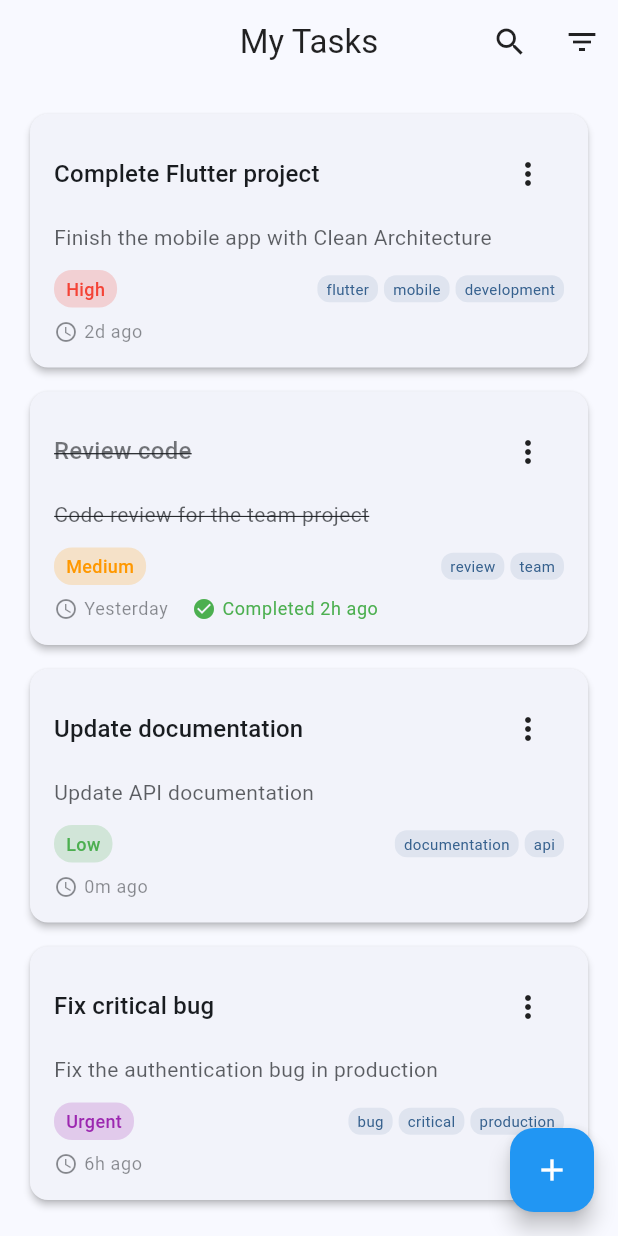
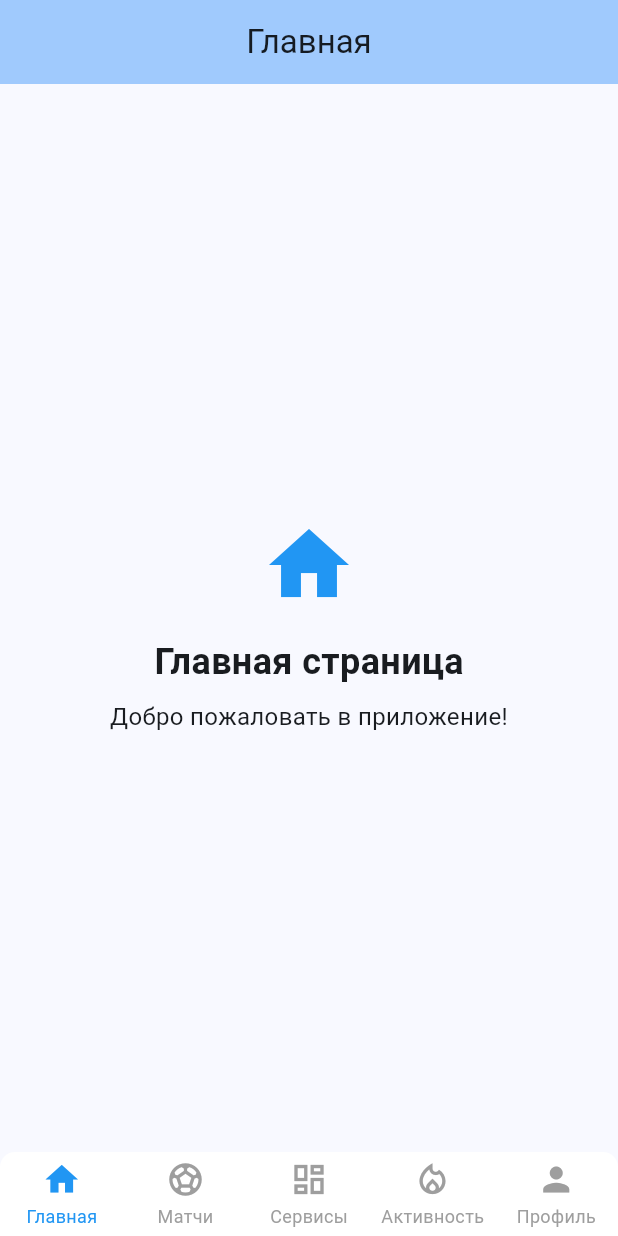
Before and after one commit to IDLKZ/jankuier_mobile, a Flutter app: the screen it shows after launch, on a phone screen of 412 x 824 dp. Run offline on Flutter 3.47's test engine with Material 3 defaults, Android fonts, the phone set to English and light mode, and no system bars; drawn by our look-alikes of persistent_bottom_nav_bar; our stand-ins replace dartz, dio, equatable, flutter_bloc, freezed_annotation, get_it and 4 more.

Commit message:
commit fixed

```diff
--- a/lib/core/routes/app_router.dart
+++ b/lib/core/routes/app_router.dart
@@ -1,6 +1,7 @@
 import 'package:flutter/material.dart';
 import 'package:go_router/go_router.dart';
 import '../../features/tasks/presentation/pages/tasks_page.dart';
+import '../../shared/widgets/main_navigation.dart';
 
 class AppRouter {
   static final GoRouter router = GoRouter(
@@ -8,6 +9,11 @@ class AppRouter {
     routes: [
       GoRoute(
         path: '/',
+        name: 'home',
+        builder: (context, state) => const MainNavigation(),
+      ),
+      GoRoute(
+        path: '/tasks',
         name: 'tasks',
         builder: (context, state) => const TasksPage(),
       ),
--- /dev/null
+++ b/lib/features/home/presentation/pages/home_page.dart
@@ -0,0 +1,41 @@
+import 'package:flutter/material.dart';
+
+class HomePage extends StatelessWidget {
+  const HomePage({super.key});
+
+  @override
+  Widget build(BuildContext context) {
+    return Scaffold(
+      appBar: AppBar(
+        title: const Text('Главная'),
+        backgroundColor: Theme.of(context).colorScheme.inversePrimary,
+      ),
+      body: const Center(
+        child: Column(
+          mainAxisAlignment: MainAxisAlignment.center,
+          children: [
+            Icon(
+              Icons.home,
+              size: 64,
+              color: Colors.blue,
+            ),
+            SizedBox(height: 16),
+            Text(
+              'Главная страница',
+              style: TextStyle(
+                fontSize: 24,
+                fontWeight: FontWeight.bold,
+              ),
+            ),
+            SizedBox(height: 8),
+            Text(
+              'Добро пожаловать в приложение!',
+              style: TextStyle(fontSize: 16),
+              textAlign: TextAlign.center,
+            ),
+          ],
+        ),
+      ),
+    );
+  }
+}
--- /dev/null
+++ b/lib/shared/widgets/main_navigation.dart
@@ -0,0 +1,79 @@
+import 'package:flutter/material.dart';
+import 'package:persistent_bottom_nav_bar/persistent_bottom_nav_bar.dart';
+import '../../features/home/presentation/pages/home_page.dart';
+import '../../features/matches/presentation/pages/matches_page.dart';
+import '../../features/services/presentation/pages/services_page.dart';
+import '../../features/activity/presentation/pages/activity_page.dart';
+import '../../features/profile/presentation/pages/profile_page.dart';
+
+class MainNavigation extends StatelessWidget {
+  const MainNavigation({super.key});
+
+  @override
+  Widget build(BuildContext context) {
+    PersistentTabController controller = PersistentTabController(initialIndex: 0);
+
+    return PersistentTabView(
+      context,
+      controller: controller,
+      screens: _buildScreens(),
+      items: _navBarsItems(),
+      confineToSafeArea: true,
+      backgroundColor: Colors.white,
+      handleAndroidBackButtonPress: true,
+      resizeToAvoidBottomInset: true,
+      stateManagement: true,
+      hideNavigationBarWhenKeyboardAppears: true,
+      decoration: NavBarDecoration(
+        borderRadius: BorderRadius.circular(10.0),
+        colorBehindNavBar: Colors.white,
+      ),
+      navBarStyle: NavBarStyle.style6,
+    );
+  }
+
+  List<Widget> _buildScreens() {
+    return [
+      const HomePage(),
+      const MatchesPage(),
+      const ServicesPage(),
+      const ActivityPage(),
+      const ProfilePage(),
+    ];
+  }
+
+  List<PersistentBottomNavBarItem> _navBarsItems() {
+    return [
+      PersistentBottomNavBarItem(
+        icon: const Icon(Icons.home),
+        title: "Главная",
+        activeColorPrimary: Colors.blue,
+        inactiveColorPrimary: Colors.grey,
+      ),
+      PersistentBottomNavBarItem(
+        icon: const Icon(Icons.sports_soccer),
+        title: "Матчи",
+        activeColorPrimary: Colors.green,
+        inactiveColorPrimary: Colors.grey,
+      ),
+      PersistentBottomNavBarItem(
+        icon: const Icon(Icons.dashboard_outlined),
+        title: "Сервисы",
+        activeColorPrimary: Colors.orange,
+        inactiveColorPrimary: Colors.grey
+      ),
+      PersistentBottomNavBarItem(
+        icon: const Icon(Icons.local_fire_department_outlined),
+        title: "Активность",
+        activeColorPrimary: Colors.purple,
+        inactiveColorPrimary: Colors.grey,
+      ),
+      PersistentBottomNavBarItem(
+        icon: const Icon(Icons.person),
+        title: "Профиль",
+        activeColorPrimary: Colors.red,
+        inactiveColorPrimary: Colors.grey,
+      ),
+    ];
+  }
+}
--- a/pubspec.yaml
+++ b/pubspec.yaml
@@ -59,9 +59,10 @@ dependencies:
   equatable: ^2.0.5
   get_it: ^7.6.7
   injectable: ^2.3.2
-  shared_preferences: ^2.2.2
-  path_provider: ^2.1.2
+  shared_preferences: ^2.5.3
+  path_provider: ^2.1.5
   dartz: ^0.10.1
+  persistent_bottom_nav_bar: ^6.2.1
 
 dev_dependencies:
   flutter_test:
```
Also changed, not shown: lib/features/activity/presentation/pages/activity_page.dart (added, +41 -0 lines), lib/features/matches/presentation/pages/matches_page.dart (added, +41 -0 lines), lib/features/profile/presentation/pages/profile_page.dart (added, +41 -0 lines), lib/features/services/presentation/pages/services_page.dart (added, +41 -0 lines), 16 other files.
